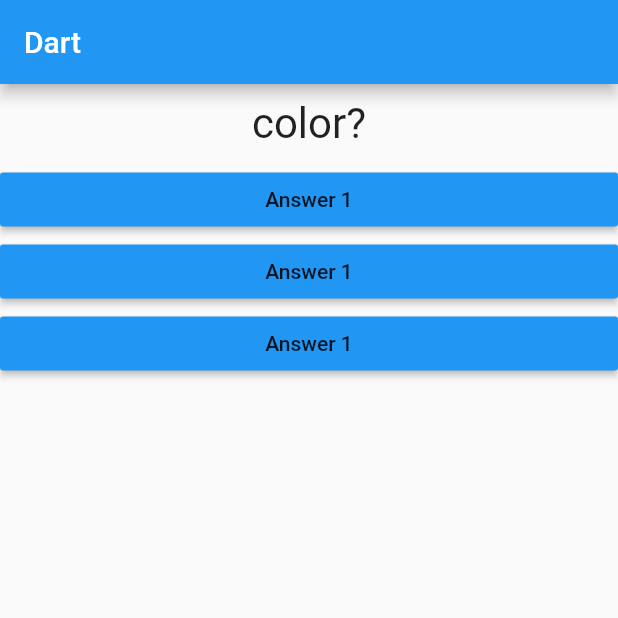
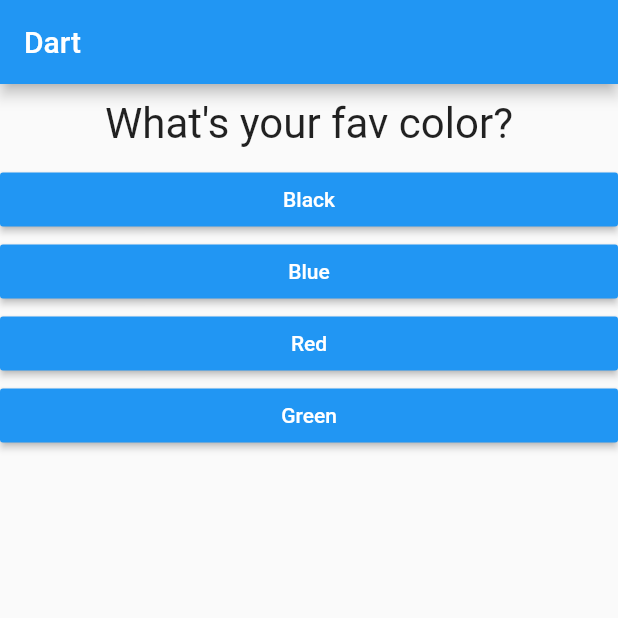
Before and after one commit to TheZerOne/Flutter_First_App, a Flutter app: the screen it shows after launch, on a phone screen of 412 x 824 dp, the top half of it. Run offline on Flutter 3.47's test engine with Material 2 defaults, Android fonts, the phone set to English and light mode, and no system bars.

Commit message:
Answer Options added

```diff
--- a/lib/answer.dart
+++ b/lib/answer.dart
@@ -2,8 +2,9 @@ import 'package:flutter/material.dart';
 
 class Answer extends StatelessWidget {
 final Function funcHandler;
+final String answertext;
 
-Answer(this.funcHandler);
+Answer(this.funcHandler, this.answertext);
 
   @override
   Widget build(BuildContext context) {
@@ -11,7 +12,8 @@ Answer(this.funcHandler);
       width: double.infinity,
       child: RaisedButton(
         color: Colors.blue,
-        child: Text('Answer 1'),
+        textColor: Colors.white,
+        child: Text(answertext),
         onPressed: funcHandler,
       ),
     );
--- a/lib/main.dart
+++ b/lib/main.dart
@@ -25,8 +25,18 @@ class MyAppState extends State<MyApp> {
   @override
   Widget build(BuildContext context) {
     var questions = [
-      'color?',
-      'animal?',
+      {
+        'questionText': 'What\'s your fav color?',
+        'Answertext': ['Black', 'Blue', 'Red', 'Green'],
+      },
+      {
+        'questionText': 'What\'s your fav place?',
+        'Answertext': ['Toronto', 'Scarborough', 'York', 'Markham'],
+      },
+      {
+        'questionText': 'What\'s your fav number?',
+        'Answertext': ['1', '10', '7'],
+      },
     ];
     return MaterialApp(
       home: Scaffold(
@@ -35,10 +45,11 @@ class MyAppState extends State<MyApp> {
         ),
         body: Column(
           children: [
-            Question(questions[questionIndex]),
-            Answer(answerChoice),
-            Answer(answerChoice),
-            Answer(answerChoice),
+            Question(questions[questionIndex]['questionText']),
+            ...(questions[questionIndex]['Answertext'] as List<String>)
+                .map((answer) {
+              return Answer(answerChoice, answer);
+            }).toList()
           ],
         ),
       ),
```
